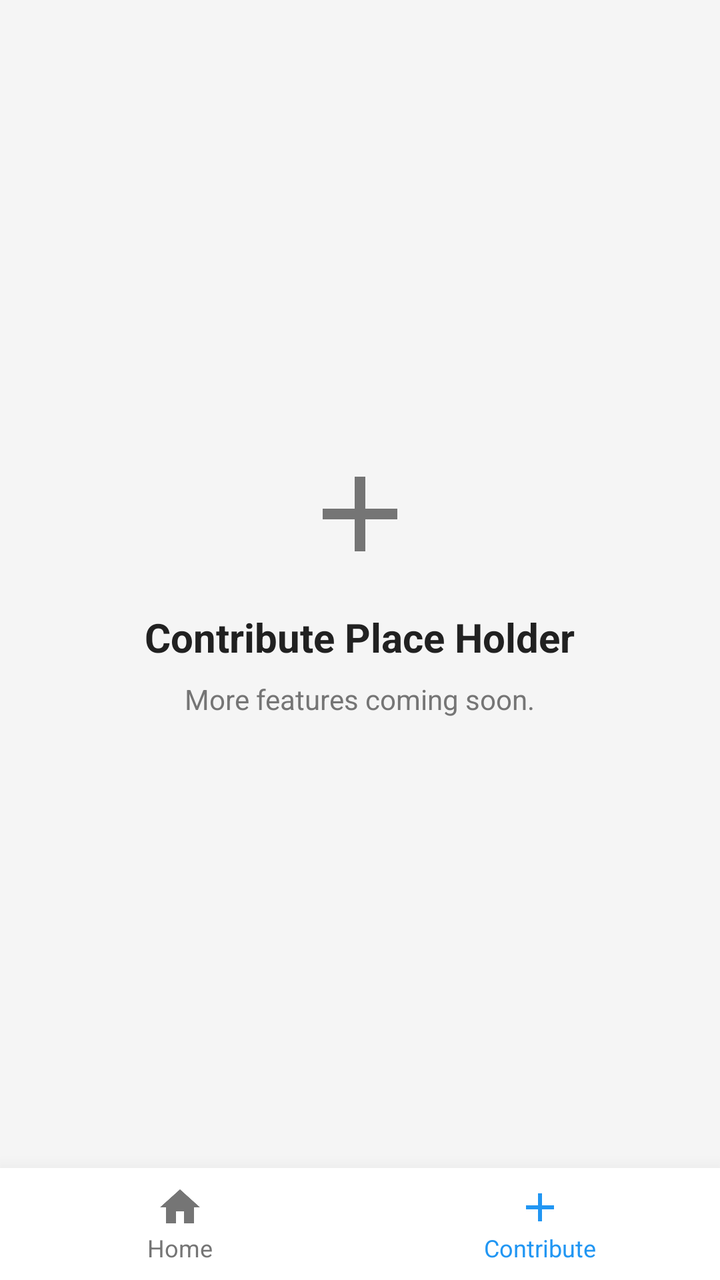
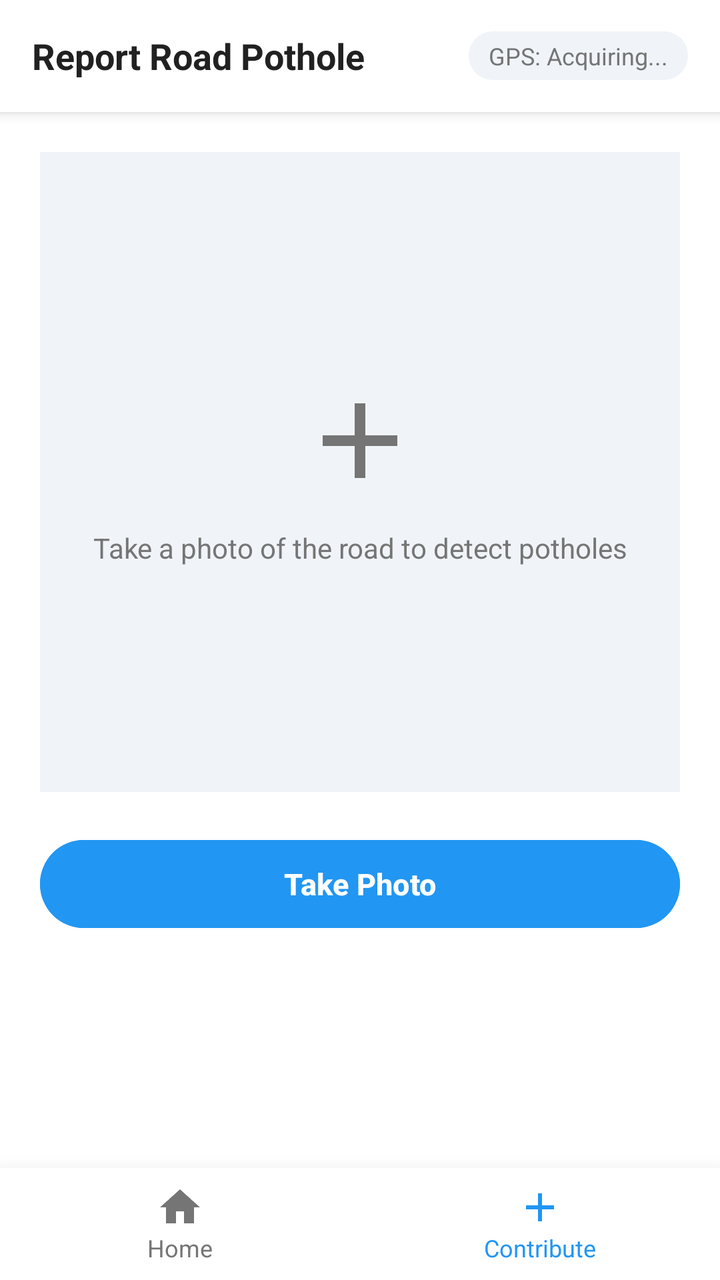

Before-and-after screenshots of an Android layout around one commit, followed by the original layout XML and the change that was made.
<!-- AndroidManifest.xml: application theme Theme.RoadClassifier -->
<!-- res/layout/activity_contribute.xml -->
<?xml version="1.0" encoding="utf-8"?>
<androidx.coordinatorlayout.widget.CoordinatorLayout xmlns:android="http://schemas.android.com/apk/res/android"
    xmlns:app="http://schemas.android.com/apk/res-auto"
    android:layout_width="match_parent"
    android:layout_height="match_parent"
    android:fitsSystemWindows="true">

    <LinearLayout
        android:layout_width="match_parent"
        android:layout_height="match_parent"
        android:orientation="vertical"
        android:gravity="center"
        android:paddingBottom="56dp">
        
        <ImageView
            android:layout_width="64dp"
            android:layout_height="64dp"
            android:src="@drawable/ic_add"
            app:tint="@color/text_secondary"
            android:layout_marginBottom="16dp" />
            
        <TextView
            android:layout_width="wrap_content"
            android:layout_height="wrap_content"
            android:text="Contribute Place Holder"
            android:textSize="20sp"
            android:textStyle="bold"
            android:textColor="@color/text_primary" />
            
        <TextView
            android:layout_width="wrap_content"
            android:layout_height="wrap_content"
            android:layout_marginTop="8dp"
            android:text="More features coming soon."
            android:textSize="14sp"
            android:textColor="@color/text_secondary" />
    </LinearLayout>

    
    <LinearLayout
        android:id="@+id/bottomNavBar"
        android:layout_width="match_parent"
        android:layout_height="56dp"
        android:layout_gravity="bottom"
        android:orientation="horizontal"
        android:background="@color/card_background"
        android:elevation="16dp">

        <LinearLayout
            android:id="@+id/btnNavHome"
            android:layout_width="0dp"
            android:layout_height="match_parent"
            android:layout_weight="1"
            android:orientation="vertical"
            android:gravity="center"
            android:background="?attr/selectableItemBackground">
            
            <ImageView
                android:layout_width="24dp"
                android:layout_height="24dp"
                android:src="@drawable/ic_home"
                app:tint="@color/text_secondary" />
            <TextView
                android:layout_width="wrap_content"
                android:layout_height="wrap_content"
                android:text="Home"
                android:textSize="12sp"
                android:textColor="@color/text_secondary" />
        </LinearLayout>

        <LinearLayout
            android:id="@+id/btnNavContribute"
            android:layout_width="0dp"
            android:layout_height="match_parent"
            android:layout_weight="1"
            android:orientation="vertical"
            android:gravity="center"
            android:background="?attr/selectableItemBackground">
            
            <ImageView
                android:layout_width="24dp"
                android:layout_height="24dp"
                android:src="@drawable/ic_add"
                app:tint="@color/blue" />
            <TextView
                android:layout_width="wrap_content"
                android:layout_height="wrap_content"
                android:text="Contribute"
                android:textSize="12sp"
                android:textColor="@color/blue" />
        </LinearLayout>
    </LinearLayout>
</androidx.coordinatorlayout.widget.CoordinatorLayout>
<!-- resources referenced by this layout -->
<resources>
  <color name="blue">#FF2196F3</color>
  <color name="card_background">#FFFFFFFF</color>
  <color name="text_primary">#FF212121</color>
  <color name="text_secondary">#FF757575</color>
  <!-- drawable ic_add (drawable) -->
  <vector xmlns:android="http://schemas.android.com/apk/res/android"
      android:width="24dp"
      android:height="24dp"
      android:viewportWidth="24"
      android:viewportHeight="24">
      <path
          android:fillColor="#FF000000"
          android:pathData="M19,13h-6v6h-2v-6H5v-2h6V5h2v6h6v2z"/>
  </vector>
  <!-- drawable ic_home (drawable) -->
  <vector xmlns:android="http://schemas.android.com/apk/res/android"
      android:width="24dp"
      android:height="24dp"
      android:viewportWidth="24"
      android:viewportHeight="24">
      <path
          android:fillColor="#FF000000"
          android:pathData="M10,20v-6h4v6h5v-8h3L12,3 2,12h3v8z"/>
  </vector>
  <style name="Theme.RoadClassifier" parent="Theme.Material3.DayNight.NoActionBar">
          <item name="colorPrimary">@color/purple_500</item>
          <item name="colorPrimaryVariant">@color/purple_700</item>
          <item name="colorOnPrimary">@color/white</item>
          <item name="colorSecondary">@color/teal_200</item>
          <item name="colorSecondaryVariant">@color/teal_700</item>
          <item name="colorOnSecondary">@color/black</item>
          <item name="android:colorBackground">@color/background</item>
          <item name="colorSurface">@color/card_background</item>
          <item name="colorOnSurface">@color/text_primary</item>
          <item name="android:statusBarColor">#080C16</item>
          <item name="android:navigationBarColor">#080C16</item>
      </style>
  <color name="purple_500">#FF6200EE</color>
  <color name="purple_700">#FF3700B3</color>
  <color name="white">#FFFFFFFF</color>
  <color name="teal_200">#FF03DAC5</color>
  <color name="teal_700">#FF018786</color>
  <color name="black">#FF000000</color>
  <color name="background">#FFF5F5F5</color>
</resources>

<!-- the commit's change to res/layout/activity_contribute.xml (unified diff, before → after) -->
@@ -3,37 +3,191 @@
     xmlns:app="http://schemas.android.com/apk/res-auto"
     android:layout_width="match_parent"
     android:layout_height="match_parent"
+    android:background="@color/white"
     android:fitsSystemWindows="true">
 
     <LinearLayout
         android:layout_width="match_parent"
         android:layout_height="match_parent"
         android:orientation="vertical"
-        android:gravity="center"
         android:paddingBottom="56dp">
+
         
-        <ImageView
-            android:layout_width="64dp"
-            android:layout_height="64dp"
-            android:src="@drawable/ic_add"
-            app:tint="@color/text_secondary"
-            android:layout_marginBottom="16dp" />
+        <LinearLayout
+            android:layout_width="match_parent"
+            android:layout_height="56dp"
+            android:background="@color/card_background"
+            android:elevation="4dp"
+            android:gravity="center_vertical"
+            android:orientation="horizontal"
+            android:paddingHorizontal="16dp">
+
+            <TextView
+                android:layout_width="0dp"
+                android:layout_height="wrap_content"
+                android:layout_weight="1"
+                android:text="Report Road Pothole"
+                android:textColor="@color/text_primary"
+                android:textSize="18sp"
+                android:textStyle="bold" />
+
             
-        <TextView
-            android:layout_width="wrap_content"
-            android:layout_height="wrap_content"
-            android:text="Contribute Place Holder"
-            android:textSize="20sp"
-            android:textStyle="bold"
-            android:textColor="@color/text_primary" />
-            
-        <TextView
-            android:layout_width="wrap_content"
-            android:layout_height="wrap_content"
-            android:layout_marginTop="8dp"
-            android:text="More features coming soon."
-            android:textSize="14sp"
-            android:textColor="@color/text_secondary" />
+            <TextView
+                android:id="@+id/tvGpsStatus"
+                android:layout_width="wrap_content"
+                android:layout_height="wrap_content"
+                android:background="@drawable/rounded_card_bg"
+                android:paddingHorizontal="10dp"
+                android:paddingVertical="4dp"
+                android:text="GPS: Acquiring..."
+                android:textColor="@color/text_secondary"
+                android:textSize="12sp" />
+        </LinearLayout>
+
+        
+        <ScrollView
+            android:layout_width="match_parent"
+            android:layout_height="0dp"
+            android:layout_weight="1"
+            android:fillViewport="true">
+
+            <LinearLayout
+                android:layout_width="match_parent"
+                android:layout_height="wrap_content"
+                android:gravity="center_horizontal"
+                android:orientation="vertical"
+                android:padding="20dp">
+
+                
+                <FrameLayout
+                    android:id="@+id/imageContainer"
+                    android:layout_width="match_parent"
+                    android:layout_height="320dp"
+                    android:background="#F0F4F8"
+                    android:clipToOutline="true">
+
+                    
+                    <LinearLayout
+                        android:id="@+id/layoutPlaceholder"
+                        android:layout_width="match_parent"
+                        android:layout_height="match_parent"
+                        android:gravity="center"
+                        android:orientation="vertical"
+                        android:padding="24dp">
+
+                        <ImageView
+                            android:layout_width="64dp"
+                            android:layout_height="64dp"
+                            android:src="@drawable/ic_add"
+                            app:tint="@color/text_secondary" />
+
+                        <TextView
+                            android:layout_width="wrap_content"
+                            android:layout_height="wrap_content"
+                            android:layout_marginTop="12dp"
+                            android:text="Take a photo of the road to detect potholes"
+                            android:textAlignment="center"
+                            android:textColor="@color/text_secondary"
+                            android:textSize="14sp" />
+                    </LinearLayout>
+
+                    
+                    <ImageView
+                        android:id="@+id/ivCapturedImage"
+                        android:layout_width="match_parent"
+                        android:layout_height="match_parent"
+                        android:scaleType="fitCenter"
+                        android:visibility="gone" />
+
+                    
+                    <LinearLayout
+                        android:id="@+id/layoutAnalyzing"
+                        android:layout_width="match_parent"
+                        android:layout_height="match_parent"
+                        android:background="#99000000"
+                        android:gravity="center"
+                        android:orientation="vertical"
+                        android:visibility="gone">
+
+                        <ProgressBar
+                            android:layout_width="48dp"
+                            android:layout_height="48dp"
+                            android:indeterminateTint="@color/white" />
+
+                        <TextView
+                            android:layout_width="wrap_content"
+                            android:layout_height="wrap_content"
+                            android:layout_marginTop="12dp"
+                            android:text="Running AI Pothole Detection..."
+                            android:textColor="@color/white"
+                            android:textSize="15sp"
+                            android:textStyle="bold" />
+                    </LinearLayout>
+                </FrameLayout>
+
+                
+                <TextView
+                    android:id="@+id/tvDetectionResult"
+                    android:layout_width="match_parent"
+                    android:layout_height="wrap_content"
+                    android:layout_marginTop="16dp"
+                    android:textAlignment="center"
+                    android:textColor="@color/text_primary"
+                    android:textSize="15sp"
+                    android:textStyle="bold"
+                    android:visibility="gone" />
+
+                
+                <LinearLayout
+                    android:id="@+id/layoutInputButtons"
+                    android:layout_width="match_parent"
+                    android:layout_height="wrap_content"
+                    android:layout_marginTop="20dp"
+                    android:orientation="horizontal">
+
+                    <Button
+                        android:id="@+id/btnCapturePhoto"
+                        android:layout_width="match_parent"
+                        android:layout_height="52dp"
+                        android:backgroundTint="@color/blue"
+                        android:text="Take Photo"
+                        android:textColor="@color/white"
+                        android:textSize="15sp"
+                        android:textStyle="bold" />
+                </LinearLayout>
+
+                
+                <LinearLayout
+                    android:id="@+id/layoutConfirmButtons"
+                    android:layout_width="match_parent"
+                    android:layout_height="wrap_content"
+                    android:layout_marginTop="20dp"
+                    android:orientation="vertical"
+                    android:visibility="gone">
+
+                    <Button
+                        android:id="@+id/btnConfirmSubmit"
+                        android:layout_width="match_parent"
+                        android:layout_height="52dp"
+                        android:backgroundTint="#2E7D32"
+                        android:text="Confirm &amp; Submit Pothole"
+                        android:textColor="@color/white"
+                        android:textSize="15sp"
+                        android:textStyle="bold" />
+
+                    <Button
+                        android:id="@+id/btnRetake"
+                        android:layout_width="match_parent"
+                        android:layout_height="48dp"
+                        android:layout_marginTop="10dp"
+                        android:backgroundTint="#757575"
+                        android:text="Retake Photo"
+                        android:textColor="@color/white"
+                        android:textSize="14sp" />
+                </LinearLayout>
+
+            </LinearLayout>
+        </ScrollView>
     </LinearLayout>
 
     
@@ -42,30 +196,31 @@
         android:layout_width="match_parent"
         android:layout_height="56dp"
         android:layout_gravity="bottom"
-        android:orientation="horizontal"
         android:background="@color/card_background"
-        android:elevation="16dp">
+        android:elevation="16dp"
+        android:orientation="horizontal">
 
         <LinearLayout
             android:id="@+id/btnNavHome"
             android:layout_width="0dp"
             android:layout_height="match_parent"
             android:layout_weight="1"
-            android:orientation="vertical"
+            android:background="?attr/selectableItemBackground"
             android:gravity="center"
-            android:background="?attr/selectableItemBackground">
-            
+            android:orientation="vertical">
+
             <ImageView
                 android:layout_width="24dp"
                 android:layout_height="24dp"
                 android:src="@drawable/ic_home"
                 app:tint="@color/text_secondary" />
+
             <TextView
                 android:layout_width="wrap_content"
                 android:layout_height="wrap_content"
                 android:text="Home"
-                android:textSize="12sp"
-                android:textColor="@color/text_secondary" />
+                android:textColor="@color/text_secondary"
+                android:textSize="12sp" />
         </LinearLayout>
 
         <LinearLayout
@@ -73,21 +228,23 @@
             android:layout_width="0dp"
             android:layout_height="match_parent"
             android:layout_weight="1"
-            android:orientation="vertical"
+            android:background="?attr/selectableItemBackground"
             android:gravity="center"
-            android:background="?attr/selectableItemBackground">
-            
+            android:orientation="vertical">
+
             <ImageView
                 android:layout_width="24dp"
                 android:layout_height="24dp"
                 android:src="@drawable/ic_add"
                 app:tint="@color/blue" />
+
             <TextView
                 android:layout_width="wrap_content"
                 android:layout_height="wrap_content"
                 android:text="Contribute"
-                android:textSize="12sp"
-                android:textColor="@color/blue" />
+                android:textColor="@color/blue"
+                android:textSize="12sp" />
         </LinearLayout>
     </LinearLayout>
+
 </androidx.coordinatorlayout.widget.CoordinatorLayout>
<!-- resource entries referenced after the edit -->
@@ -24,6 +24,13 @@
           android:fillColor="#FF000000"
           android:pathData="M10,20v-6h4v6h5v-8h3L12,3 2,12h3v8z"/>
   </vector>
+  <!-- drawable rounded_card_bg (drawable) -->
+  <?xml version="1.0" encoding="utf-8"?>
+  <shape xmlns:android="http://schemas.android.com/apk/res/android"
+      android:shape="rectangle">
+      <solid android:color="#F0F4F8" />
+      <corners android:radius="12dp" />
+  </shape>
   <style name="Theme.RoadClassifier" parent="Theme.Material3.DayNight.NoActionBar">
           <item name="colorPrimary">@color/purple_500</item>
           <item name="colorPrimaryVariant">@color/purple_700</item>
